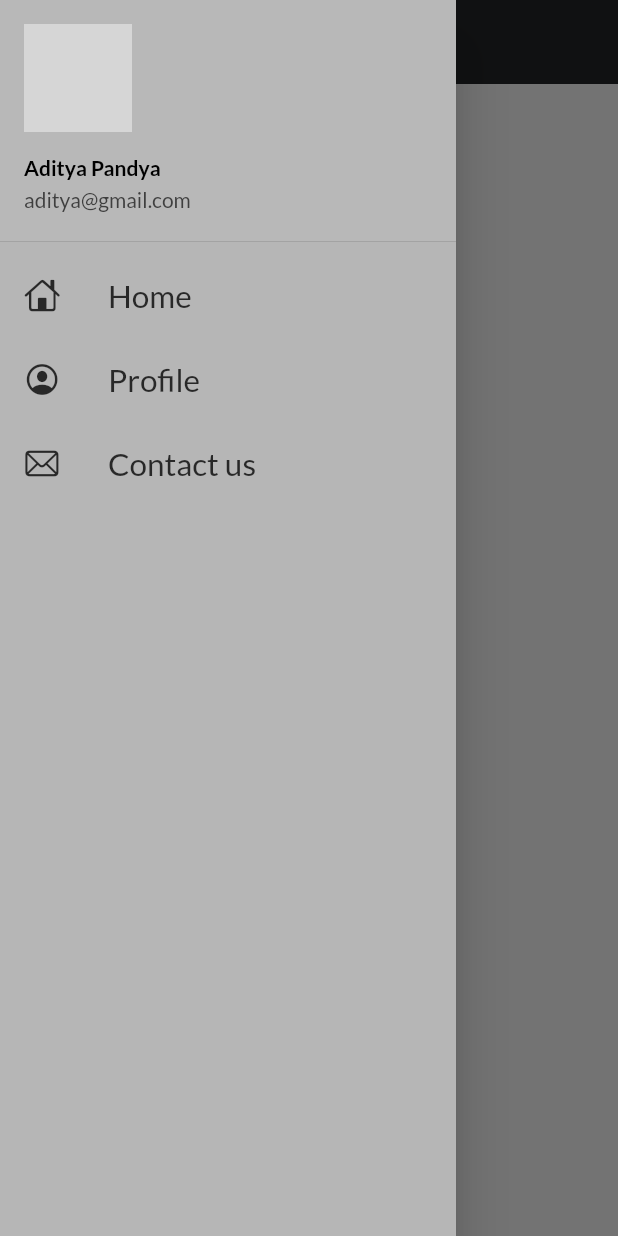
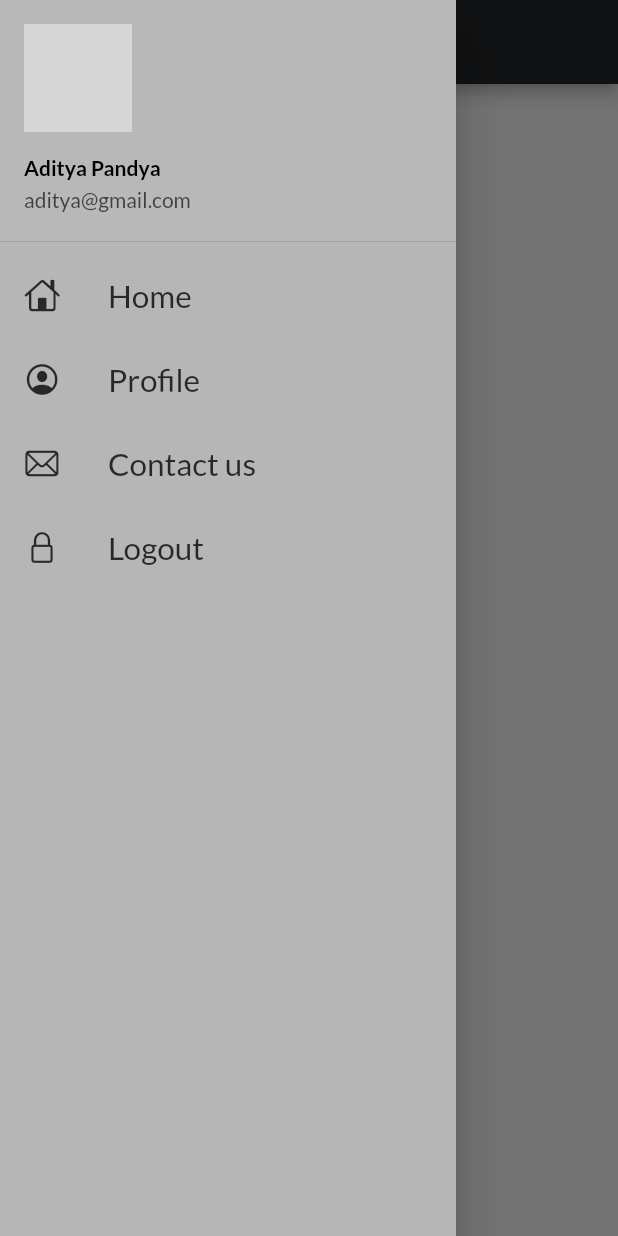
Before and after one commit to Adiz25/Tech-Wizard, a Flutter app: the screen it shows after launch, with the side drawer open, on a phone screen of 412 x 824 dp. Run offline on Flutter 3.47's test engine with Material 2 defaults, Android fonts, the phone set to English and light mode, and no system bars; our stand-ins replace flutter_svg, google_fonts; network calls fail; grey boxes are pictures that could not be loaded.

Commit message:
Theme Done

```diff
--- a/lib/main.dart
+++ b/lib/main.dart
@@ -1,6 +1,7 @@
 import 'package:flutter/material.dart';
 import 'package:google_fonts/google_fonts.dart';
 import 'package:wayne/utils/routes.dart';
+import 'package:wayne/widget/themes.dart';
 import 'screen/login.dart';
 import 'screen/home.dart';
 
@@ -14,12 +15,7 @@ class MyApp extends StatelessWidget {
   @override
   Widget build(BuildContext context) {
     return MaterialApp(
-      theme: ThemeData(
-          fontFamily: GoogleFonts.lato().fontFamily,
-          appBarTheme: AppBarTheme(
-            color: Color.fromARGB(234, 255, 255, 255),
-            elevation: 0.0,
-          )),
+      theme: MyTheme.lightTheme(context),
       initialRoute: MyRoutes.homeRoute,
       routes: {
         "/": (context) => LoginPage(),
--- a/lib/widget/drawer.dart
+++ b/lib/widget/drawer.dart
@@ -1,8 +1,14 @@
 import 'package:flutter/cupertino.dart';
 import 'package:flutter/material.dart';
+import 'package:wayne/utils/routes.dart';
 
 class MyDrawer extends StatelessWidget {
   const MyDrawer({super.key});
+
+  moveToLogin(BuildContext context) async {
+    await Future.delayed(Duration(milliseconds: 1400));
+    Navigator.pushNamed(context, MyRoutes.loginRoute);
+  }
 
   @override
   Widget build(BuildContext context) {
@@ -64,6 +70,18 @@ class MyDrawer extends StatelessWidget {
                 style: TextStyle(color: Color.fromARGB(234, 27, 27, 27)),
               ),
             ),
+            ListTile(
+              leading: Icon(
+                CupertinoIcons.lock,
+                color: Color.fromARGB(234, 27, 27, 27),
+              ),
+              title: Text(
+                "Logout",
+                textScaleFactor: 1.5,
+                style: TextStyle(color: Color.fromARGB(234, 27, 27, 27)),
+              ),
+              onTap: () => moveToLogin(context),
+            ),
           ],
         ),
       ),
--- /dev/null
+++ b/lib/widget/themes.dart
@@ -0,0 +1,22 @@
+import 'package:flutter/material.dart';
+
+import 'package:flutter/material.dart';
+import 'package:google_fonts/google_fonts.dart';
+
+class MyTheme {
+  static ThemeData lightTheme(BuildContext context) => ThemeData(
+      fontFamily: GoogleFonts.lato().fontFamily,
+      appBarTheme: AppBarTheme(
+        backgroundColor: Color(0xff222527),
+        // elevation: 0.0,
+        textTheme: Theme.of(context).textTheme,
+      ));
+  static ThemeData darkTheme(BuildContext context) => ThemeData(
+      fontFamily: GoogleFonts.lato().fontFamily,
+      appBarTheme: AppBarTheme(
+        backgroundColor: Color(0xff222527),
+        // elevation: 0.0,
+        textTheme: Theme.of(context).textTheme,
+        brightness: Brightness.dark,
+      ));
+}
--- a/pubspec.yaml
+++ b/pubspec.yaml
@@ -38,6 +38,7 @@ dependencies:
   update: ^0.3.1
   flutter_svg: ^1.1.6
   google_fonts: ^3.0.1
+  fluttertoast: ^8.1.1
 
 dev_dependencies:
   flutter_test:
```
Also changed, not shown: lib/screen/home.dart (+12 -1 lines), lib/screen/login.dart (+12 -1 lines), pubspec.lock, 1 other file.
